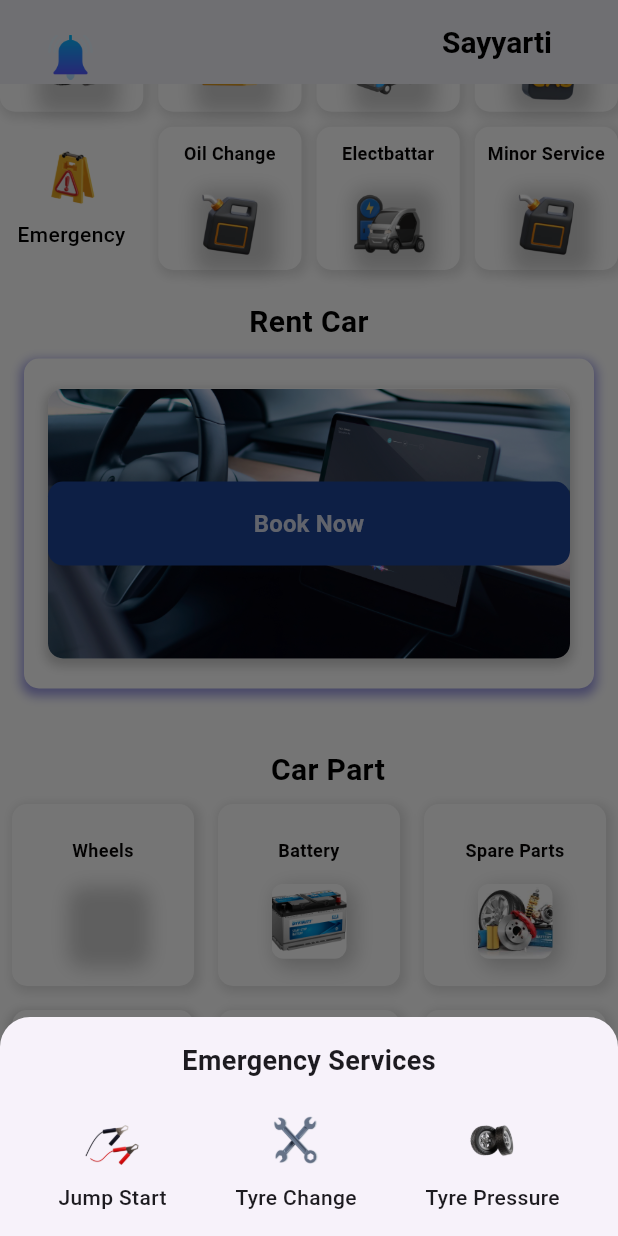
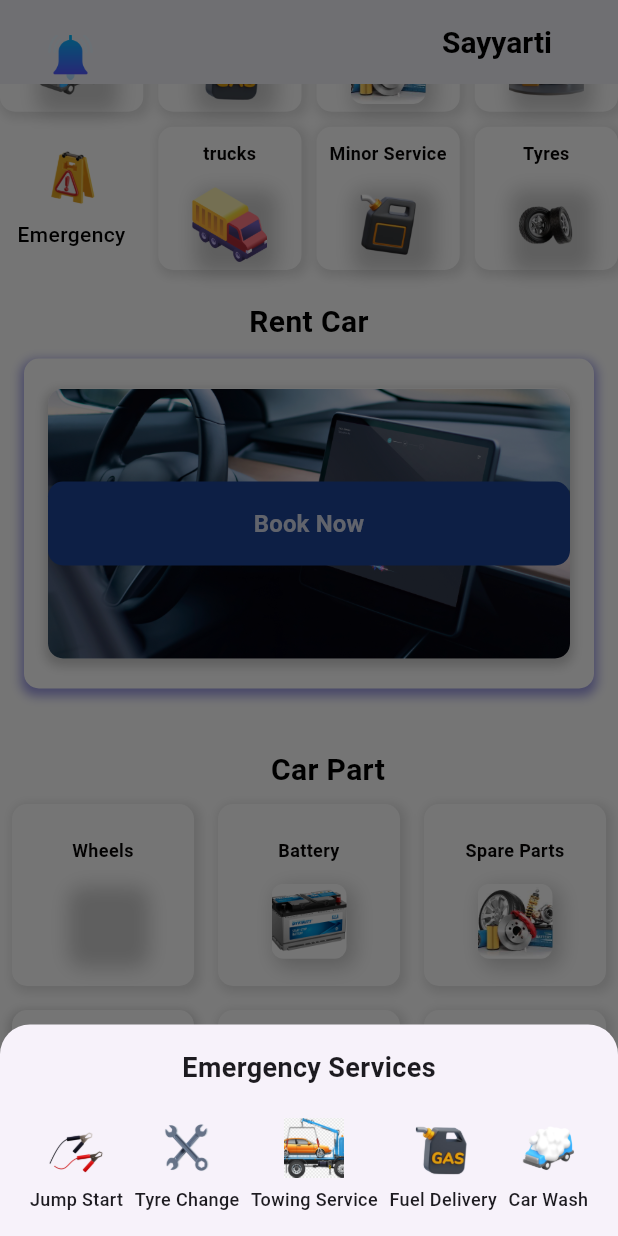
Before and after one commit to ahmadsaad2/sayyarti_project, a Flutter app: the HomePage screen opened directly, scrolled down 576 dp, after a tap on "Emergency", on a phone screen of 412 x 824 dp. Run offline on Flutter 3.47's test engine with Material 3 defaults, Android fonts, the phone set to English and light mode, and no system bars; our stand-ins replace flutter_svg, logger; project files that could hold a hidden picture were left out.

Commit message:
edit home page to add workshop section

```diff
--- a/front/lib/Screens/home/home.dart
+++ b/front/lib/Screens/home/home.dart
@@ -12,6 +12,7 @@ import 'account/deleteaccount.dart';
 import 'account/mycar.dart';
 import '../Welcome/welcome_screen.dart';
 import '../../Screens/service/productpage.dart';
+import '../home/workshop/workshop.dart';
 
 class HomePage extends StatefulWidget {
   const HomePage({Key? key}) : super(key: key);
@@ -168,20 +169,20 @@ class _HomePageState extends State<HomePage> {
                 mainAxisSpacing: 10,
                 crossAxisSpacing: 10,
                 children: [
+                  _buildServiceBox(context, "Workshop",
+                      "assets/images/workshop.png", FuelPage()),
+                  _buildServiceBox(context, "Spare Parts",
+                      "assets/images/part.jpg", const FuelPage()),
                   _buildServiceBox(context, "Fuel", "assets/images/fuel.png",
                       const FuelPage()),
                   _buildServiceBox(context, "Car Wash",
                       "assets/images/wash.png", const CarWashPage()),
-                  _buildServiceBox(context, "Battery",
-                      "assets/images/battary.png", const BatteryPage()),
                   _buildServiceBox(context, "Tyres", "assets/images/tryy.png",
                       const TyresPage()),
                   _buildServiceBox(context, "Minor Service",
                       "assets/images/oil.png", const MinorServicePage()),
-                  _buildServiceBox(context, "Electbattar",
-                      "assets/images/elect.png", const InspectionPage()),
-                  _buildServiceBox(context, "Oil Change",
-                      "assets/images/oil.png", const OilChangePage()),
+                  _buildServiceBox(context, "trucks ",
+                      "assets/images/truck.png", const InspectionPage()),
                   GestureDetector(
                     onTap: () => _showEmergencyServices(context),
                     child: _buildServiceBoxWithImage(
@@ -405,7 +406,7 @@ class _HomePageState extends State<HomePage> {
             ),
             BottomNavigationBarItem(
               icon: ImageIcon(AssetImage('assets/images/order.png')),
-              label: "Orders",
+              label: "Offers",
             ),
             BottomNavigationBarItem(
               icon: ImageIcon(AssetImage('assets/images/add-to-cart.png')),
@@ -683,10 +684,16 @@ void _showEmergencyServices(BuildContext context) {
             Row(
               mainAxisAlignment: MainAxisAlignment.spaceAround,
               children: [
-                _buildEmergencyOption("Jump Start", "assets/images/jmp.png"),
-                _buildEmergencyOption("Tyre Change", "assets/images/rep.png"),
-                _buildEmergencyOption(
-                    "Tyre Pressure", "assets/images/tryy.png"),
+                _buildEmergencyOption(context, "Jump Start",
+                    "assets/images/jmp.png", JumpStartPage()),
+                _buildEmergencyOption(context, "Tyre Change",
+                    "assets/images/rep.png", TyreChangePage()),
+                _buildEmergencyOption(context, "Towing Service",
+                    "assets/images/tawing.png", TyrePressurePage()),
+                _buildEmergencyOption(context, "Fuel Delivery",
+                    "assets/images/fuel.png", TyrePressurePage()),
+                _buildEmergencyOption(context, "Car Wash",
+                    "assets/images/wash.png", TyrePressurePage()),
               ],
             ),
           ],
@@ -696,21 +703,30 @@ void _showEmergencyServices(BuildContext context) {
   );
 }
 
-// Function to create an emergency service option
-Widget _buildEmergencyOption(String title, String imagePath) {
-  return Column(
+Widget _buildEmergencyOption(
+    BuildContext context, String title, String imagePath, Widget page) {
+  return GestureDetector(
+    onTap: () {
+      // Navigate to the corresponding emergency page
+      Navigator.push(
+        context,
+        MaterialPageRoute(builder: (context) => page),
+      );
+    },
+    child: Column(
       children: [
         Image.asset(imagePath, height: 40.0, width: 40.0, fit: BoxFit.cover),
-      const SizedBox(height: 8.0),
+        const SizedBox(height: 6.0),
         Text(
           title,
           textAlign: TextAlign.center,
           style: const TextStyle(
-          fontSize: 14.0,
+            fontSize: 12.0,
             fontWeight: FontWeight.w500,
           ),
         ),
       ],
+    ),
   );
 }
 
@@ -967,3 +983,32 @@ class OrdersPage extends StatelessWidget {
 //     );
 //   }
 // }
+class JumpStartPage extends StatelessWidget {
+  @override
+  Widget build(BuildContext context) {
+    return Scaffold(
+      appBar: AppBar(title: const Text('Jump Start')),
+      body: const Center(child: Text('Details about Jump Start Service')),
+    );
+  }
+}
+
+class TyreChangePage extends StatelessWidget {
+  @override
+  Widget build(BuildContext context) {
+    return Scaffold(
+      appBar: AppBar(title: const Text('Tyre Change')),
+      body: const Center(child: Text('Details about Tyre Change Service')),
+    );
+  }
+}
+
+class TyrePressurePage extends StatelessWidget {
+  @override
+  Widget build(BuildContext context) {
+    return Scaffold(
+      appBar: AppBar(title: const Text('Tyre Pressure')),
+      body: const Center(child: Text('Details about Tyre Pressure Service')),
+    );
+  }
+}
```
Also changed, not shown: front/lib/Screens/Signup/components/signup_form.dart (+53 -3 lines), front/lib/Screens/home/workshop/workshop.dart (added, +232 -0 lines), front/lib/Screens/home/workshop/workshopdetails.dart (added, +73 -0 lines), front/assets/images/tawing.png (added), front/assets/images/towing.jpg (added), front/assets/images/truck.png (added), front/assets/images/workshop.png (added). Lines whose indentation alone changed are shown as unchanged.
